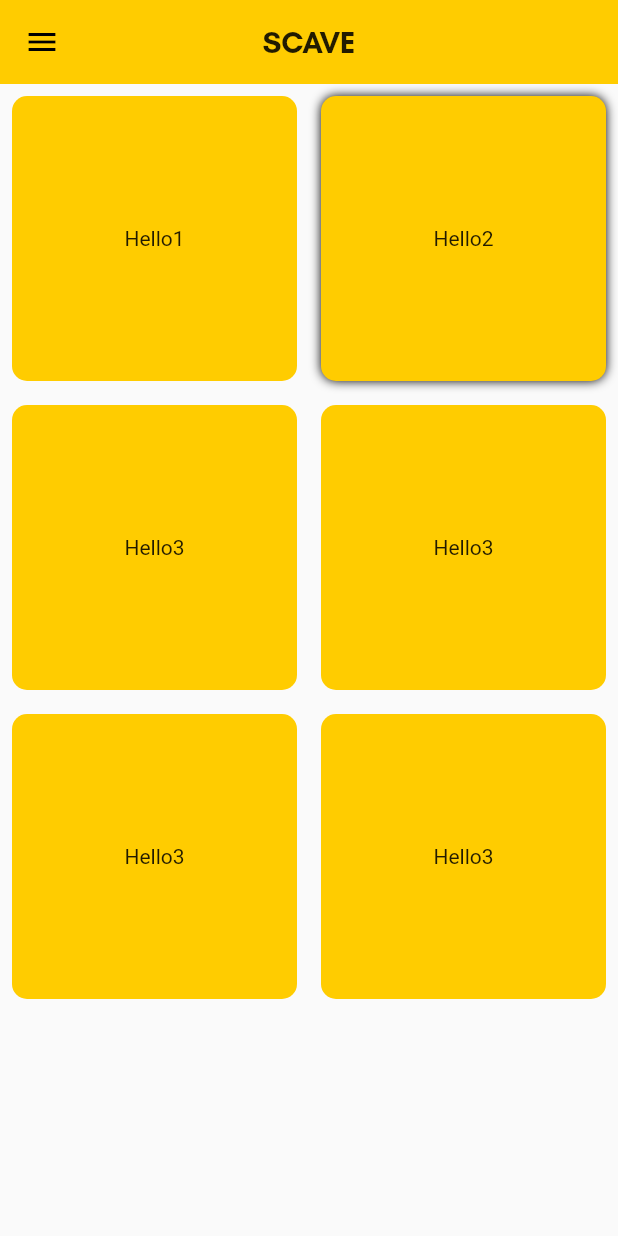
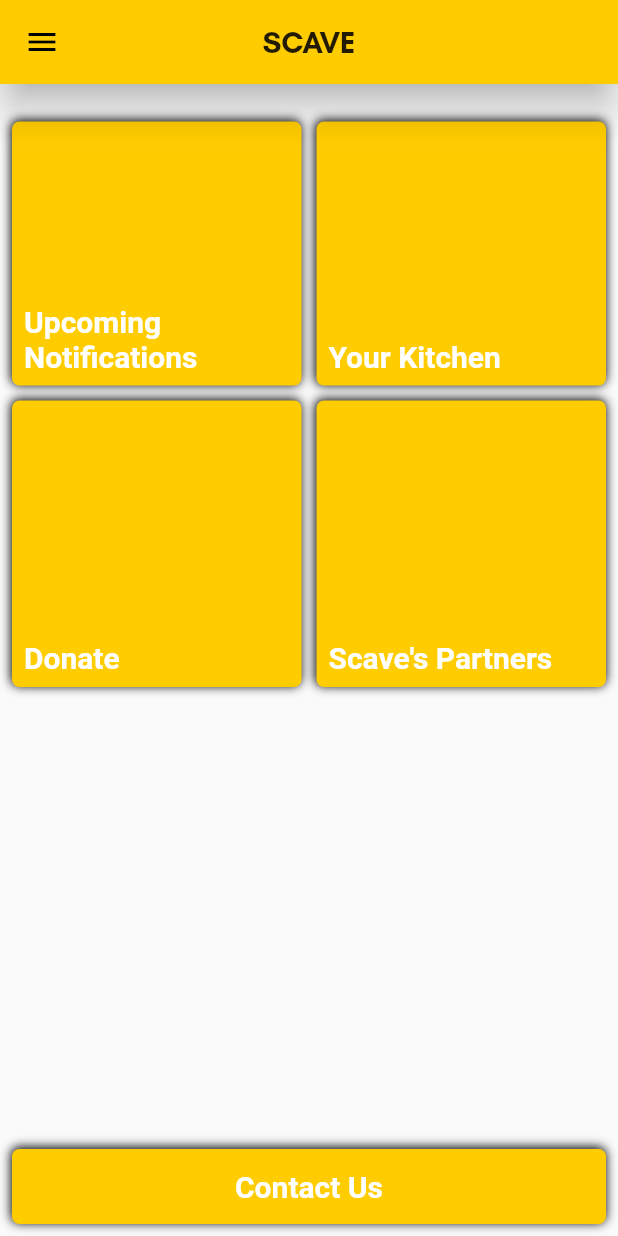
Before and after one commit to Shivam25092001/SCAVE, a Flutter app: the homepage screen opened by its route, on a phone screen of 412 x 824 dp. Run offline on Flutter 3.47's test engine with Material 2 defaults, Android fonts, the phone set to English and light mode, and no system bars; our stand-ins replace google_fonts, velocity_x.

Commit message:
updated homepage and added new page i.e. yourKitchen

```diff
--- a/lib/Utils/Routes.dart
+++ b/lib/Utils/Routes.dart
@@ -2,4 +2,5 @@ class MyRoutes {
   static String loginRoute = "/login";
   static String introRoute = "/intro";
   static String homeRoute = "/home";
+  static String yourKitchenRoute = "/yourKitchen";
 }
--- a/lib/main.dart
+++ b/lib/main.dart
@@ -2,7 +2,7 @@ import 'package:flutter/material.dart';
 import 'package:flutter_app/Utils/Routes.dart';
 import 'package:flutter_app/pages/Intro_page.dart';
 import 'package:flutter_app/pages/home.dart';
-import 'package:flutter_app/pages/home2.dart';
+import 'package:flutter_app/pages/your_kitchen.dart';
 import 'package:flutter_app/pages/login_page.dart';
 import 'package:velocity_x/velocity_x.dart';
 import 'dart:async';
@@ -25,6 +25,7 @@ class FirstApp extends StatelessWidget {
         MyRoutes.introRoute: (context) => Intro(),
         MyRoutes.loginRoute: (context) => Login(),
         MyRoutes.homeRoute: (context) => homepage(),
+        MyRoutes.yourKitchenRoute: (context) => yourKitchen(),
       },
     );
   }
--- a/lib/pages/home.dart
+++ b/lib/pages/home.dart
@@ -1,8 +1,11 @@
 import 'package:flutter/cupertino.dart';
 import 'package:flutter/material.dart';
+import 'package:flutter/painting.dart';
 import 'package:flutter/widgets.dart';
+import 'package:flutter_app/Utils/Routes.dart';
 import 'package:flutter_app/customWidgets/Drawer.dart';
 import 'package:google_fonts/google_fonts.dart';
+import 'your_kitchen.dart';
 
 // ignore: camel_case_types
 class homepage extends StatefulWidget {
@@ -13,119 +16,161 @@ class homepage extends StatefulWidget {
 class _homepageState extends State<homepage> {
   @override
   Widget build(BuildContext context) {
-    int num = 1;
-    String name = 'Shivam';
-    var mood;
-    if (num == 0) mood = 'funny';
-
     return Scaffold(
       drawer: AppDrawer(),
       appBar: AppBar(
         centerTitle: true,
-        elevation: 0,
+        elevation: 10,
         backgroundColor: const Color(0xffFFCC00),
+        shadowColor: Colors.black,
         title: Text('SCAVE',
             style: TextStyle(
                 fontFamily: 'GlacialIndifference',
                 fontWeight: FontWeight.bold)),
       ),
-      body: GridView.count(
+      body: Column(
+        children: [
+          Expanded(
+            child: GridView.count(
                 crossAxisCount: 2,
                 mainAxisSpacing: 0.0,
+                crossAxisSpacing: 10.0,
                 children: [
+                  GestureDetector(
+                    onTap: (){
+                      Navigator.pushNamed(context, MyRoutes.yourKitchenRoute);
+                    },
+                    child: Padding(
+                      padding: const EdgeInsets.only(right:0.0, left: 8.0,top:25.0,bottom: 0.0),
+                      child: Container(height: 50,
+                        child: DecoratedBox(
+                            decoration: BoxDecoration(
+                              shape: BoxShape.rectangle,
+                              color: Color(0xffffcc00),
+                              border: Border.all(color: Color(0xffffcc00), width: 2.0),
+                              borderRadius: BorderRadius.circular(5.0),
+
+                              boxShadow: [
+                                BoxShadow(
+                                  color: Colors.black,
+                                  blurRadius: 5.5,
+                                  offset: Offset.fromDirection(180.0),
+                                )
+                              ]
+
+                            ),
+                          child: Padding(
+                            padding: const EdgeInsets.all(8.0),
+                            child: Align(
+                                alignment: Alignment.bottomCenter,
+                                child: Text("Upcoming Notifications", style: TextStyle(color: Color(0xffffffff), fontWeight: FontWeight.bold, fontSize: 20.0),)),
+                          ),
+                        )
+                      ),
+                    ),
+                  ),
                   Padding(
-              padding: const EdgeInsets.all(8.0),
+                    padding: const EdgeInsets.only(right:8.0, left: 0.0,top:25.0,bottom: 0.0),
                     child: Container(
                         child: DecoratedBox(
                           decoration: BoxDecoration(
                             color: Color(0xffffcc00),
-                      borderRadius: BorderRadius.circular(10.0),
-
+                            borderRadius: BorderRadius.circular(5.0),
+                            boxShadow: [
+                              BoxShadow(
+                                color: Colors.black,
+                                blurRadius: 5.5,
+                                offset: Offset.fromDirection(180.0),
+                              )
+                            ]
                           ),
-                  child: Center(
-                    child: Text("Hello1"),
+                          child: Padding(
+                            padding: const EdgeInsets.all(8.0),
+                            child: Align(
+                              alignment: Alignment.bottomLeft,
+                              child: Text("Your Kitchen", style: TextStyle(color: Colors.white, fontWeight: FontWeight.bold, fontSize: 20.0)),
+                            ),
                           ),
                         )
                     ),
                   ),
                   Padding(
-              padding: const EdgeInsets.all(8.0),
+                    padding: const EdgeInsets.only(right:0.0, left: 8.0,top:10.0,bottom: 0.0),
                     child: Container(
                         child: DecoratedBox(
                           decoration: BoxDecoration(
                             color: Color(0xffffcc00),
-                      borderRadius: BorderRadius.circular(10.0),
-                      boxShadow: [BoxShadow(
+                            borderRadius: BorderRadius.circular(5.0),
+                            boxShadow: [
+                              BoxShadow(
                                 color: Colors.black,
                                 blurRadius: 5.5,
-                      ),]
+                                offset: Offset.fromDirection(180.0),
+                              )
+                            ]
                           ),
-                    child: Center(
-                      child: Text("Hello2"),
+                          child: Padding(
+                            padding: const EdgeInsets.all(8.0),
+                            child: Align(
+                              alignment: Alignment.bottomLeft,
+                              child: Text("Donate", style: TextStyle(color: Colors.white, fontWeight: FontWeight.bold, fontSize: 20.0)),
+                            ),
                           ),
                         )
                     ),
                   ),
                   Padding(
-              padding: const EdgeInsets.all(8.0),
+                    padding: const EdgeInsets.only(right:8.0, left: 0.0,top:10.0,bottom: 0.0),
                     child: Container(
                         child: DecoratedBox(
                           decoration: BoxDecoration(
                             color: Color(0xffffcc00),
-                      borderRadius: BorderRadius.circular(10.0),
-
+                            borderRadius: BorderRadius.circular(5.0),
+                            boxShadow: [
+                              BoxShadow(
+                                color: Colors.black,
+                                blurRadius: 5.5,
+                                offset: Offset.fromDirection(180.0),
+                              )
+                            ]
                           ),
-                    child: Center(
-                      child: Text("Hello3"),
+                          child: Padding(
+                            padding: const EdgeInsets.all(8.0),
+                            child: Align(
+                              alignment: Alignment.bottomLeft,
+                              child: Text("Scave's Partners", style: TextStyle(color: Colors.white, fontWeight: FontWeight.bold, fontSize: 20.0)),
+                            ),
                           ),
                         )
                     ),
                   ),
+
+                ],
+            ),
+          ),
           Padding(
-              padding: const EdgeInsets.all(8.0),
+            padding: EdgeInsets.all(8.0),
             child: Container(
+                height: 50,
                 child: DecoratedBox(
                   decoration: BoxDecoration(
                       color: Color(0xffffcc00),
-                      borderRadius: BorderRadius.circular(10.0),
+                      borderRadius: BorderRadius.circular(5.0),
+                      boxShadow: [
+                        BoxShadow(
+                          color: Colors.black,
+                          blurRadius: 5.5,
+                          offset: Offset.fromDirection(180.0),
+                        )
+                      ]
 
                   ),
                   child: Center(
-                      child: Text("Hello3"),
+                    child: Text("Contact Us", style: TextStyle(color: Colors.white, fontWeight: FontWeight.bold, fontSize: 20.0)),
                   ),
                 )
             ),
-            ),
-            Padding(
-              padding: const EdgeInsets.all(8.0),
-              child: Container(
-                  child: DecoratedBox(
-                    decoration: BoxDecoration(
-                      color: Color(0xffffcc00),
-                      borderRadius: BorderRadius.circular(10.0),
-
-                    ),
-                    child: Center(
-                      child: Text("Hello3"),
-                    ),
           )
-              ),
-            ),
-            Padding(
-              padding: const EdgeInsets.all(8.0),
-              child: Container(
-                  child: DecoratedBox(
-                    decoration: BoxDecoration(
-                      color: Color(0xffffcc00),
-                      borderRadius: BorderRadius.circular(10.0),
-
-                    ),
-                    child: Center(
-                      child: Text("Hello3"),
-                    ),
-                  )
-              ),
-            ),
         ],
       ),
 
--- a/lib/pages/login_page.dart
+++ b/lib/pages/login_page.dart
@@ -104,7 +104,7 @@ class _LoginState extends State<Login> {
               },
 
                 child: AnimatedContainer(
-                  duration: Duration(seconds: 0),
+                  duration: Duration(seconds: 2),
                   child: pressButton? Icon(Icons.done,color: Colors.white) : Text("Login", style: TextStyle(fontFamily: 'GlacialIndifference',fontSize: 18),),
                   height: 45,
                   width: pressButton ? 45 : 90,
```
Also changed, not shown: lib/pages/home2.dart (deleted, +0 -139 lines), lib/pages/your_kitchen.dart (added, +29 -0 lines). Lines whose indentation alone changed are shown as unchanged.
